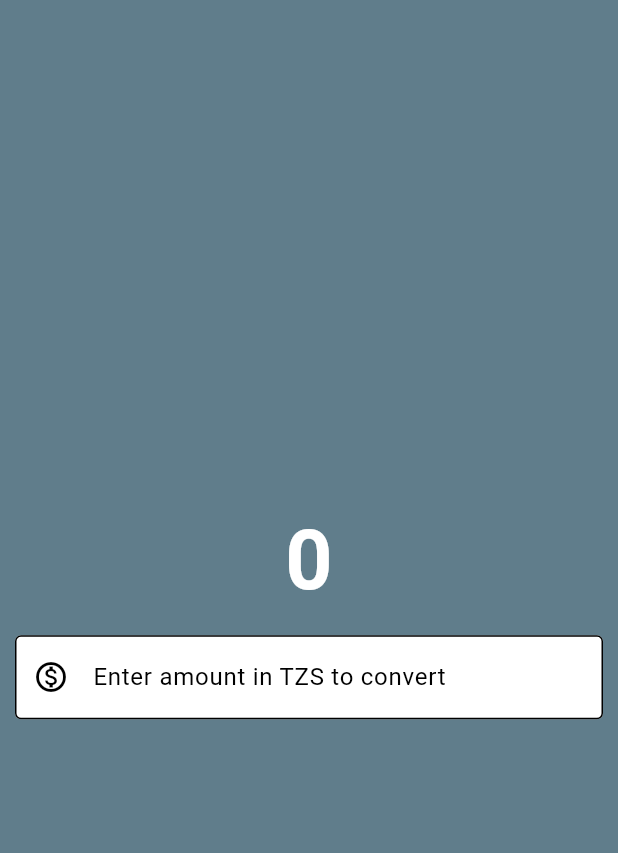
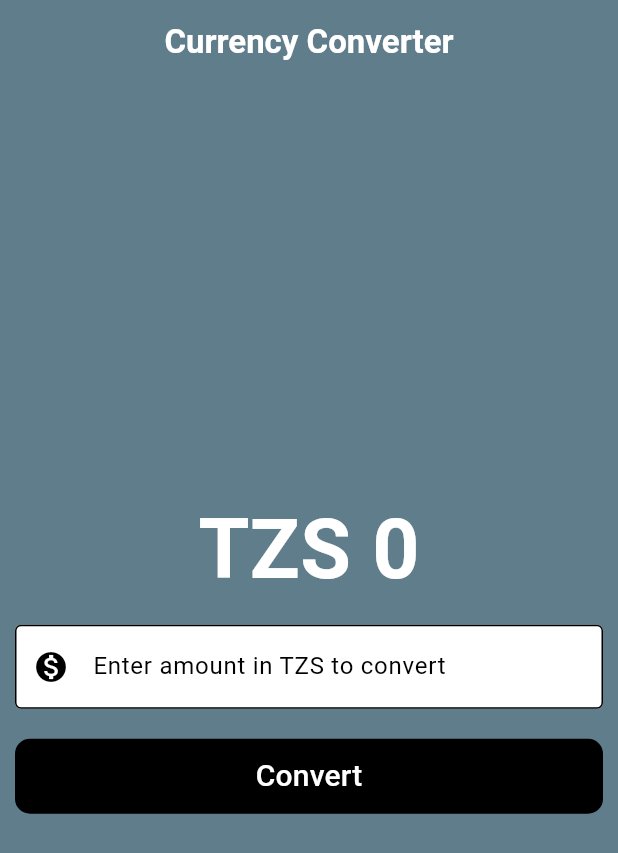
Before and after one commit to boysenberrys/learning-dart, a Flutter app: the screen it shows after launch, on a phone screen of 412 x 824 dp. Shown: the top 853 px of the screen. Run offline on Flutter 3.47's test engine with Material 3 defaults, Android fonts, the phone set to English and light mode, and no system bars.

Commit message:
final currency converter app

```diff
--- a/currency_converter/lib/currency_converter_material_page.dart
+++ b/currency_converter/lib/currency_converter_material_page.dart
@@ -1,11 +1,27 @@
 
 import 'package:flutter/material.dart';
 
-class CurrencyConverterMaterialPage extends StatelessWidget{
-  const CurrencyConverterMaterialPage({super.key});
+class CurrencyConverterMaterialPage extends StatefulWidget{
+ const CurrencyConverterMaterialPage({super.key});
 
   @override
-  Widget build(BuildContext context) {
+  State <CurrencyConverterMaterialPage> createState()=> _CurrencyConverterMaterialPageState();
+
+}
+
+class _CurrencyConverterMaterialPageState extends State<CurrencyConverterMaterialPage>{
+  double result = 0;
+  final TextEditingController textEditingController = TextEditingController();
+
+  @override
+  void dispose() {
+    textEditingController.dispose();
+    // TODO: implement dispose
+    super.dispose();
+  }
+
+  @override
+  Widget build(BuildContext context){
     final border = OutlineInputBorder(
       borderSide: const BorderSide(
         width: 1.0,
@@ -16,20 +32,33 @@ class CurrencyConverterMaterialPage extends StatelessWidget{
 
     return  Scaffold(
       backgroundColor: Colors.blueGrey,
+      appBar: AppBar(
+        backgroundColor: Colors.blueGrey,
+        elevation: 0,
+        title: Text("Currency Converter",
+        style: TextStyle(
+          color: Colors.white,
+          fontWeight: FontWeight.bold,
+        ),
+        ),
+        centerTitle: true,
+      ),
       body: Center(
         child: Column(
           mainAxisAlignment: MainAxisAlignment.center,
           children: [
             Text(
-              '0', style: TextStyle(
+              "TZS ${result!=0 ? result.toStringAsFixed(2) : result.toStringAsFixed(0)}",
+              style: TextStyle(
                 fontSize: 55,
                 fontWeight: FontWeight.bold,
                 color: Color.fromARGB(255, 255, 255, 255),
               ),
             ),
-            Padding(
-              padding: const EdgeInsets.all(10.0),
+            Container(
+              padding: const EdgeInsets.all(10),
               child: TextField(
+                controller: textEditingController,
                 style: const TextStyle(
                   color: Colors.black,
                 ),
@@ -38,7 +67,7 @@ class CurrencyConverterMaterialPage extends StatelessWidget{
                   hintStyle: TextStyle(
                     color: Colors.black
                   ),
-                  prefixIcon: const Icon(Icons.monetization_on_outlined),
+                  prefixIcon: const Icon(Icons.monetization_on),
                   prefixIconColor: Colors.black,
                   filled: true,
                   fillColor: Colors.white,
@@ -47,10 +76,40 @@ class CurrencyConverterMaterialPage extends StatelessWidget{
                 ),
                 keyboardType: TextInputType.numberWithOptions(decimal: true, signed: true),
               ),
-            )
+            ),
+            //raised button
+            // textButton
+            Container(
+              padding: const EdgeInsets.all(10),
+              child: TextButton(onPressed: (){
+                setState(() {
+                  result = double.parse(textEditingController.text)*2300;
+                });
+              },style: TextButton.styleFrom(
+                backgroundColor: Colors.black,
+                foregroundColor: Colors.white,
+                shape: RoundedRectangleBorder(
+                  borderRadius: BorderRadius.circular(10)
+                ),
+                minimumSize: Size(double.infinity, 50)
+              ),
+              child: const Text("Convert",
+              style: TextStyle(
+                fontSize: 20
+              ),
+              )
+              ),
+            ),
           ],
         ),
       )
     );
   }
 }
+
+// class CurrencyConverterMaterialPagee extends StatelessWidget{
+//   const CurrencyConverterMaterialPagee({super.key});
+
+//   @override
+
+// }
--- a/currency_converter/lib/main.dart
+++ b/currency_converter/lib/main.dart
@@ -1,5 +1,7 @@
+import 'package:currency_converter/currency_converter_cuppatino_page.dart';
 import 'package:currency_converter/currency_converter_material_page.dart';
 import 'package:flutter/material.dart';
+import 'package:flutter/cupertino.dart';
 
 void main(){
   runApp(MyApp()
@@ -13,6 +15,17 @@ class MyApp extends StatelessWidget{
   Widget build(BuildContext context){
     return MaterialApp(
       home: CurrencyConverterMaterialPage()
-      );
+    );
   }
 }
+
+class MyCuppatinoApp extends StatelessWidget {
+  const MyCuppatinoApp({super.key});
+
+  @override
+  Widget build(BuildContext context) {
+    return const CupertinoApp(
+      home:CurrencyConverterCuppatinoPage()
+    );
+  }
+}
```
Also changed, not shown: currency_converter/lib/currency_converter_cuppatino_page.dart (added, +80 -0 lines).
